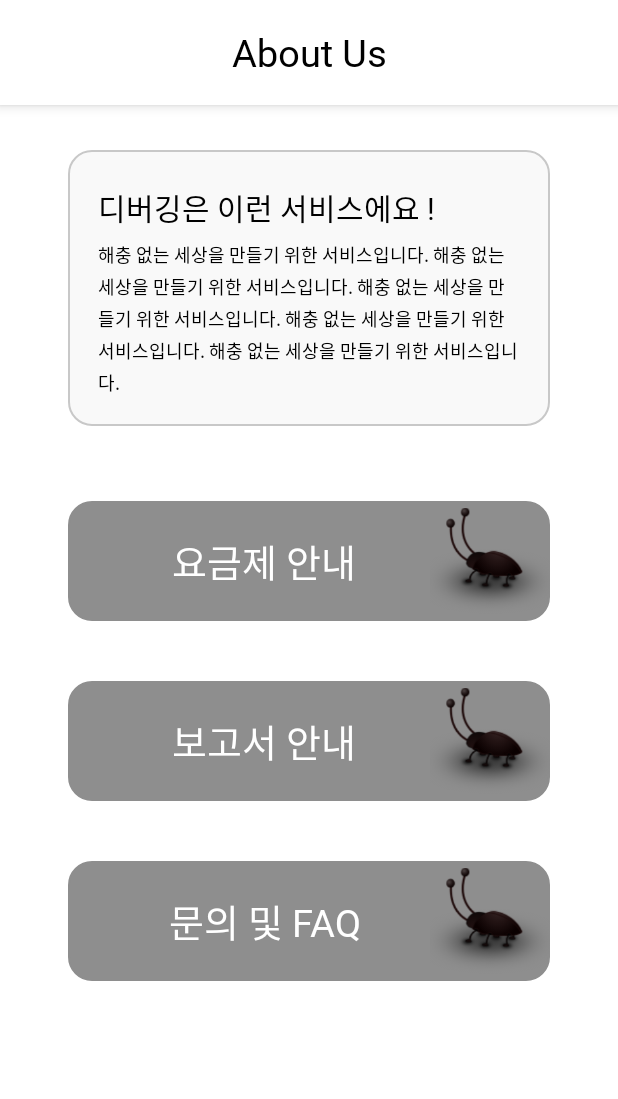
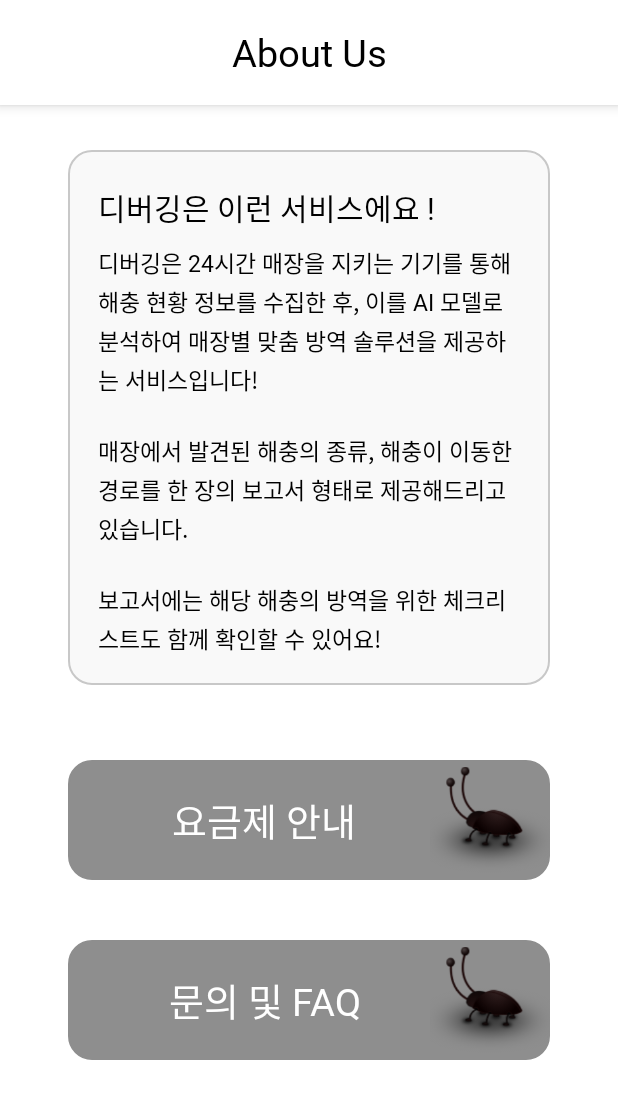
Before and after one commit to ZoneBUG/debugging-app-client, an Android app: the AboutUsActivity screen opened directly, with no data from a screen before it, on a phone screen of 412 x 824 dp. Shown: the top 1099 px of the screen. Run offline under Robolectric (Android 15) with nearby library versions, the phone set to English and light mode, and no system bars; network calls fail.

Commit message:
feat : My, About Us

```diff
--- a/app/src/main/java/com/zonebug/debugging/DTO/community/CommunityDetailCommentDTO.kt
+++ b/app/src/main/java/com/zonebug/debugging/DTO/community/CommunityDetailCommentDTO.kt
@@ -1,4 +1,6 @@
 package com.zonebug.debugging.DTO.community
+
+import java.util.*
 
 data class CommunityDetailCommentDTO(
     var postId : Long,
--- a/app/src/main/java/com/zonebug/debugging/DTO/community/CommunityDetailDTO.kt
+++ b/app/src/main/java/com/zonebug/debugging/DTO/community/CommunityDetailDTO.kt
@@ -23,6 +23,7 @@ data class CommunityDetailDTO(
         val parentId : Long,
         val nickname : String,
         val contents : String,
-        val isMine : Boolean
+        val isMine : Boolean,
+        val createdAt : Date
     )
 }
--- a/app/src/main/java/com/zonebug/debugging/activity/aboutus/AboutUsActivity.kt
+++ b/app/src/main/java/com/zonebug/debugging/activity/aboutus/AboutUsActivity.kt
@@ -3,10 +3,27 @@ package com.zonebug.debugging.activity.aboutus
 import androidx.appcompat.app.AppCompatActivity
 import android.os.Bundle
 import com.zonebug.debugging.R
+import com.zonebug.debugging.databinding.ActivityAboutUsBinding
+import com.zonebug.debugging.databinding.ActivityCommunityDetailBinding
 
 class AboutUsActivity : AppCompatActivity() {
+
+    private lateinit var binding: ActivityAboutUsBinding
+
     override fun onCreate(savedInstanceState: Bundle?) {
         super.onCreate(savedInstanceState)
-        setContentView(R.layout.activity_about_us)
+        binding = ActivityAboutUsBinding.inflate(layoutInflater)
+        setContentView(binding.root)
+
+        binding.AboutUsBtnCharge.setOnClickListener{
+            val dlg = MyDialog(this)
+            dlg.start("디버깅은 기기 렌탈을 통한 무인 서비스로,\n인건비가 포함되지 않은\n저렴한 이용료를 자랑힙니다!\n\n월 19,900원의 구독료를 통해\n디버깅을 이용해보세요!")
+        }
+
+        binding.AboutUsBtnFAQ.setOnClickListener{
+            val dlg = MyDialog(this)
+            dlg.start("디버깅에게 궁금한 점이 있으시면\nzonebugg@gmail.com 주소로\n메일을 보내주세요!")
+        }
     }
+
 }
--- a/app/src/main/java/com/zonebug/debugging/activity/community/detail/CommunityDetailActivity.kt
+++ b/app/src/main/java/com/zonebug/debugging/activity/community/detail/CommunityDetailActivity.kt
@@ -16,6 +16,7 @@ import com.zonebug.debugging.databinding.ActivityCommunityDetailBinding
 import com.zonebug.debugging.retrofit.web.RetrofitRepository
 import java.text.SimpleDateFormat
 import java.time.format.DateTimeFormatter
+import java.util.*
 
 class CommunityDetailActivity : AppCompatActivity() {
 
@@ -120,6 +121,7 @@ class CommunityDetailActivity : AppCompatActivity() {
 
     fun writeComment(postId: Long, parentId: Long) {
         var contents = binding.CommunityDetailCommentInput.text.toString()
+        var createdAt = Date()
         val communityDetailCommentDTO = CommunityDetailCommentDTO(postId = postId, parentId = parentId, contents = contents)
 
         if(contents.trim().toString().isBlank()) {
--- a/app/src/main/java/com/zonebug/debugging/activity/community/detail/CommunityDetailChildCommentRecyclerAdapter.kt
+++ b/app/src/main/java/com/zonebug/debugging/activity/community/detail/CommunityDetailChildCommentRecyclerAdapter.kt
@@ -12,6 +12,7 @@ import com.zonebug.debugging.DTO.community.CommunityDetailDTO
 import com.zonebug.debugging.DTO.community.CommunityListDTO
 import com.zonebug.debugging.R
 import com.zonebug.debugging.activity.community.detail.CommunityDetailActivity
+import java.text.SimpleDateFormat
 
 class CommunityDetailChildCommentRecyclerAdapter(private val childCommentList : List<CommunityDetailDTO.Comment>)
     : RecyclerView.Adapter<CommunityDetailChildCommentRecyclerAdapter.CustomViewHolder>() {
@@ -26,6 +27,7 @@ class CommunityDetailChildCommentRecyclerAdapter(private val childCommentList :
 
     override fun onBindViewHolder(holder: CustomViewHolder, position: Int) {
         val commentItem : CommunityDetailDTO.Comment = childCommentList[position]
+        val dateFormat = "yyyy-MM-dd"
 
 //        if(commentItem.isMine) {
 //            holder.editBtn.visibility = View.VISIBLE
@@ -33,6 +35,7 @@ class CommunityDetailChildCommentRecyclerAdapter(private val childCommentList :
 //            holder.reportBtn.visibility = View.VISIBLE
 //        }
 
+        holder.date.text = SimpleDateFormat(dateFormat).format(commentItem.createdAt)
         holder.contents.text = commentItem.contents
         holder.nickname.text = commentItem.nickname
     }
--- a/app/src/main/java/com/zonebug/debugging/activity/community/detail/CommunityDetailRecyclerAdapter.kt
+++ b/app/src/main/java/com/zonebug/debugging/activity/community/detail/CommunityDetailRecyclerAdapter.kt
@@ -11,6 +11,7 @@ import androidx.appcompat.widget.AppCompatButton
 import androidx.recyclerview.widget.LinearLayoutManager
 import androidx.recyclerview.widget.RecyclerView
 import com.zonebug.debugging.R
+import java.text.SimpleDateFormat
 
 class CommunityDetailRecyclerAdapter(private val commentList : MutableList<CommentDetail>, private val context : Context, private val view: View)
     : RecyclerView.Adapter<CommunityDetailRecyclerAdapter.CustomViewHolder>() {
@@ -25,6 +26,8 @@ class CommunityDetailRecyclerAdapter(private val commentList : MutableList<Comme
 
     override fun onBindViewHolder(holder: CustomViewHolder, position: Int) {
         val commentItem : CommentDetail = commentList[position]
+        val dateFormat = "yyyy-MM-dd"
+
         holder.childCommentRV.adapter = CommunityDetailChildCommentRecyclerAdapter(commentItem.childCommentList)
         holder.childCommentRV.layoutManager = LinearLayoutManager(context, LinearLayoutManager.VERTICAL, false)
 
@@ -34,6 +37,7 @@ class CommunityDetailRecyclerAdapter(private val commentList : MutableList<Comme
 //            holder.reportBtn.visibility = View.VISIBLE
 //        }
 
+        holder.date.text = SimpleDateFormat(dateFormat).format(commentItem.comment.createdAt)
         holder.contents.text = commentItem.comment.contents
         holder.nickname.text = commentItem.comment.nickname
 
--- a/app/src/main/res/layout/activity_about_us.xml
+++ b/app/src/main/res/layout/activity_about_us.xml
@@ -62,9 +62,9 @@
                 android:id="@+id/AboutUs_Description"
                 android:layout_width="match_parent"
                 android:layout_height="wrap_content"
-                android:layout_marginTop="7sp"
-                android:text="해충 없는 세상을 만들기 위한 서비스입니다. 해충 없는 세상을 만들기 위한 서비스입니다. 해충 없는 세상을 만들기 위한 서비스입니다. 해충 없는 세상을 만들기 위한 서비스입니다. 해충 없는 세상을 만들기 위한 서비스입니다. "
-                android:textSize="12sp"
+                android:layout_marginTop="10sp"
+                android:text="디버깅은 24시간 매장을 지키는 기기를 통해 해충 현황 정보를 수집한 후, 이를 AI 모델로 분석하여 매장별 맞춤 방역 솔루션을 제공하는 서비스입니다!\n\n매장에서 발견된 해충의 종류, 해충이 이동한 경로를 한 장의 보고서 형태로 제공해드리고 있습니다. \n\n보고서에는 해당 해충의 방역을 위한 체크리스트도 함께 확인할 수 있어요! "
+                android:textSize="15sp"
                 android:textColor="@color/black"
                 android:fontFamily="@font/main_font_l"
                 android:lineSpacingExtra="3.3sp"/>
@@ -108,35 +108,35 @@
             </LinearLayout>
 
 
-            <LinearLayout
-                android:id="@+id/AboutUs_Btn_Report"
-                android:layout_width="match_parent"
-                android:layout_height="80sp"
-                android:orientation="horizontal"
-                android:gravity="center"
-                android:layout_marginVertical="20sp"
-                android:background="@drawable/custom_button_grey">
+<!--            <LinearLayout-->
+<!--                android:id="@+id/AboutUs_Btn_Report"-->
+<!--                android:layout_width="match_parent"-->
+<!--                android:layout_height="80sp"-->
+<!--                android:orientation="horizontal"-->
+<!--                android:gravity="center"-->
+<!--                android:layout_marginVertical="20sp"-->
+<!--                android:background="@drawable/custom_button_grey">-->
 
-                <TextView
-                    android:id="@+id/AboutUs_Btn_Report_Title"
-                    android:layout_width="wrap_content"
-                    android:layout_height="80sp"
-                    android:layout_weight="1"
-                    android:fontFamily="@font/main_font_b"
-                    android:gravity="center"
-                    android:paddingLeft="30sp"
-                    android:paddingRight="10sp"
-                    android:text="보고서 안내"
-                    android:textColor="@color/white"
-                    android:textSize="25sp" />
+<!--                <TextView-->
+<!--                    android:id="@+id/AboutUs_Btn_Report_Title"-->
+<!--                    android:layout_width="wrap_content"-->
+<!--                    android:layout_height="80sp"-->
+<!--                    android:layout_weight="1"-->
+<!--                    android:fontFamily="@font/main_font_b"-->
+<!--                    android:gravity="center"-->
+<!--                    android:paddingLeft="30sp"-->
+<!--                    android:paddingRight="10sp"-->
+<!--                    android:text="보고서 안내"-->
+<!--                    android:textColor="@color/white"-->
+<!--                    android:textSize="25sp" />-->
 
-                <ImageView
-                    android:layout_width="80sp"
-                    android:layout_height="80sp"
-                    android:layout_gravity="right"
-                    android:src="@drawable/img_logo_transparent" />
+<!--                <ImageView-->
+<!--                    android:layout_width="80sp"-->
+<!--                    android:layout_height="80sp"-->
+<!--                    android:layout_gravity="right"-->
+<!--                    android:src="@drawable/img_logo_transparent" />-->
 
-            </LinearLayout>
+<!--            </LinearLayout>-->
 
 
             <LinearLayout
--- a/app/src/main/res/layout/item_community_comment_child.xml
+++ b/app/src/main/res/layout/item_community_comment_child.xml
@@ -74,7 +74,7 @@
                     android:text="테스트 댓글 입니다다다다다 테스트 댓글 입니다다다다다테스트 댓글 입니다다다다다테스트 댓글 입니다다다다다"
                     android:textSize="15sp"
                     android:textColor="@color/black"
-                    android:fontFamily="@font/main_font_eb"/>
+                    android:fontFamily="@font/main_font_b"/>
 
                 <LinearLayout
                     android:layout_width="match_parent"
```
Also changed, not shown: app/src/main/java/com/zonebug/debugging/activity/MainActivity.kt (+4 -4 lines), app/src/main/java/com/zonebug/debugging/activity/aboutus/MyDialog.kt (added, +31 -0 lines), app/src/main/java/com/zonebug/debugging/activity/community/detail/CommentDetail.kt (+4 -3 lines), app/src/main/res/layout/activity_main.xml (+7 -7 lines), app/src/main/res/layout/my_dialog.xml (added, +48 -0 lines).
